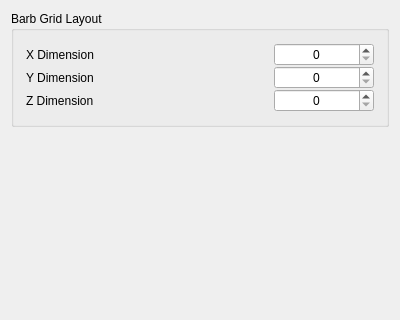
Qt form apps/vaporgui/ui/BarbGeometryGUI.ui (StasJ/vapor-formatted) before a commit; both pictures show x 0 to 400 and y 0 to 320 of the 400 by 484 pixel window.
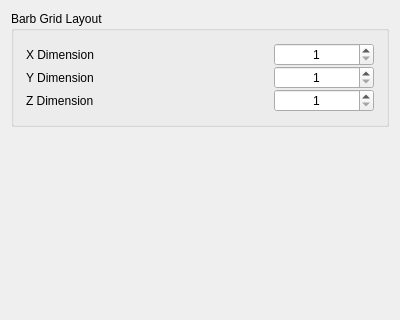
The same form after that commit. Custom widgets are drawn as their Qt base class.

Commit message: Implemented: Barb single color selection, color mapped var selection, dimension selectors, crash on change in TF, field variable selection bug, geometry widget 20% increment bug, and various UI changes

```diff
--- a/apps/vaporgui/ui/BarbGeometryGUI.ui
+++ b/apps/vaporgui/ui/BarbGeometryGUI.ui
@@ -77,6 +77,12 @@
           <property name="alignment">
            <set>Qt::AlignCenter</set>
           </property>
+          <property name="minimum">
+           <number>1</number>
+          </property>
+          <property name="maximum">
+           <number>999</number>
+          </property>
          </widget>
         </item>
        </layout>
@@ -120,6 +126,12 @@
           <property name="alignment">
            <set>Qt::AlignCenter</set>
           </property>
+          <property name="minimum">
+           <number>1</number>
+          </property>
+          <property name="maximum">
+           <number>999</number>
+          </property>
          </widget>
         </item>
        </layout>
@@ -163,6 +175,12 @@
           <property name="alignment">
            <set>Qt::AlignCenter</set>
           </property>
+          <property name="minimum">
+           <number>1</number>
+          </property>
+          <property name="maximum">
+           <number>999</number>
+          </property>
          </widget>
         </item>
        </layout>
```
Left out of the diff: 6 changed lines with no effect on the pictures. The commit also changes 11 other files.
